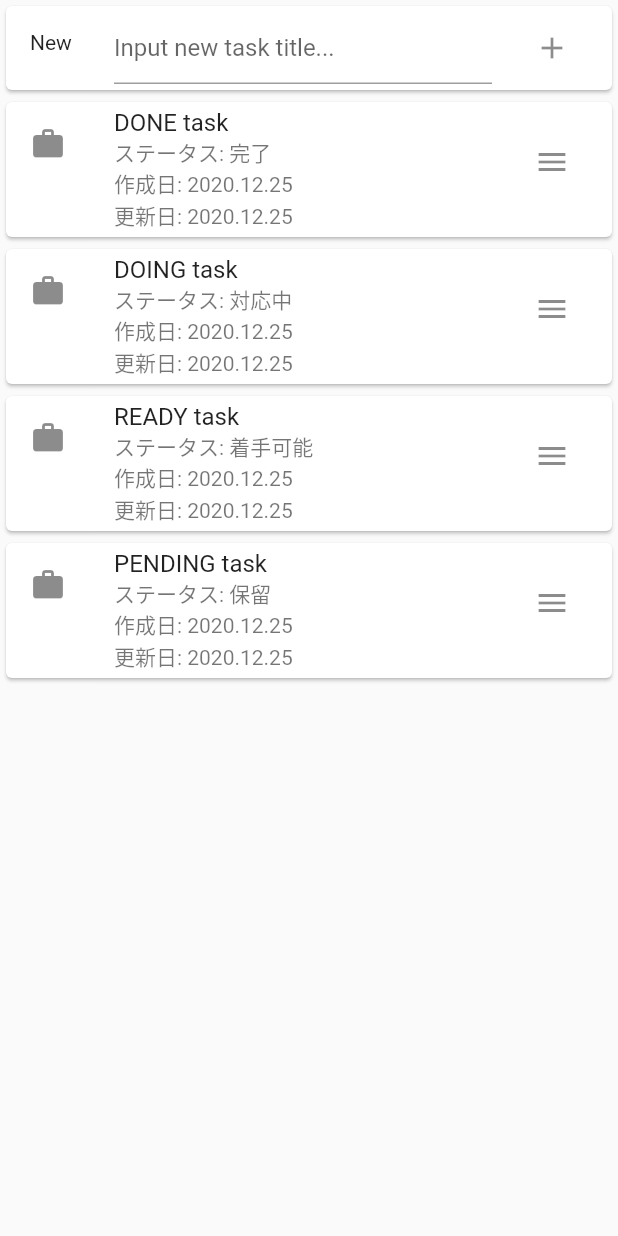
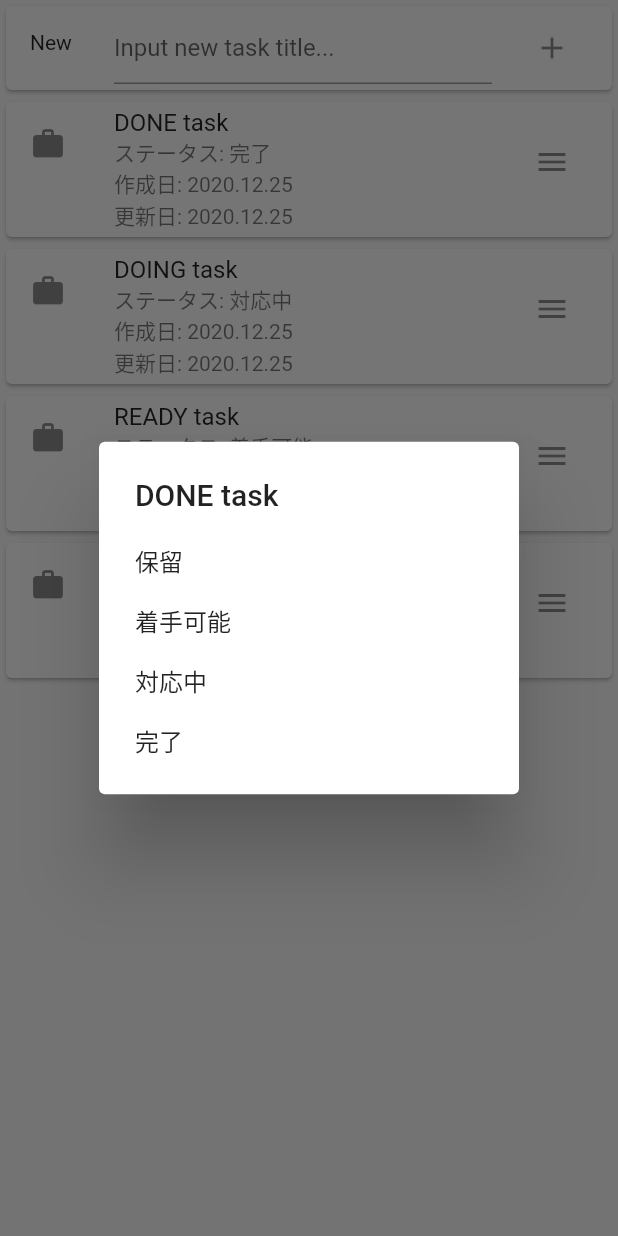
Before and after one commit to linnefromice/flutter_widgets_catalog, a Flutter app: the screen it shows after launch, after a tap on the "menu" icon, on a phone screen of 412 x 824 dp. Run offline on Flutter 3.47's test engine with Material 2 defaults, Android fonts, the phone set to English and light mode, and no system bars; our stand-ins replace flutter_hooks, flutter_riverpod, hooks_riverpod.

Commit message:
update design - add dialog for changing status

```diff
--- a/lib/screens/states/tasks_screen.dart
+++ b/lib/screens/states/tasks_screen.dart
@@ -84,7 +84,46 @@ class TaskCard extends StatelessWidget {
         ),
         trailing: IconButton(
           icon: Icon(Icons.menu),
-          onPressed: () {},
+          onPressed: () {
+            showDialog(
+              context: context,
+              builder: (context) {
+                return SimpleDialog(
+                  title: Text(task.title),
+                  children: <Widget>[
+                    SimpleDialogOption(
+                      onPressed: () {
+                        // _provider.updateStatus(id, Status.PENDING);
+                        Navigator.pop(context);
+                      },
+                      child: Text("保留"),
+                    ),
+                    SimpleDialogOption(
+                      onPressed: () {
+                        // _provider.updateStatus(id, Status.READY);
+                        Navigator.pop(context);
+                      },
+                      child: Text("着手可能"),
+                    ),
+                    SimpleDialogOption(
+                      onPressed: () {
+                        // _provider.updateStatus(id, Status.DOING);
+                        Navigator.pop(context);
+                      },
+                      child: Text("対応中"),
+                    ),
+                    SimpleDialogOption(
+                      onPressed: () {
+                        // _provider.updateStatus(id, Status.DONE);
+                        Navigator.pop(context);
+                      },
+                      child: Text("完了"),
+                    ),
+                  ],
+                );
+              }
+            );
+          },
         ),
       ),
     );
```
